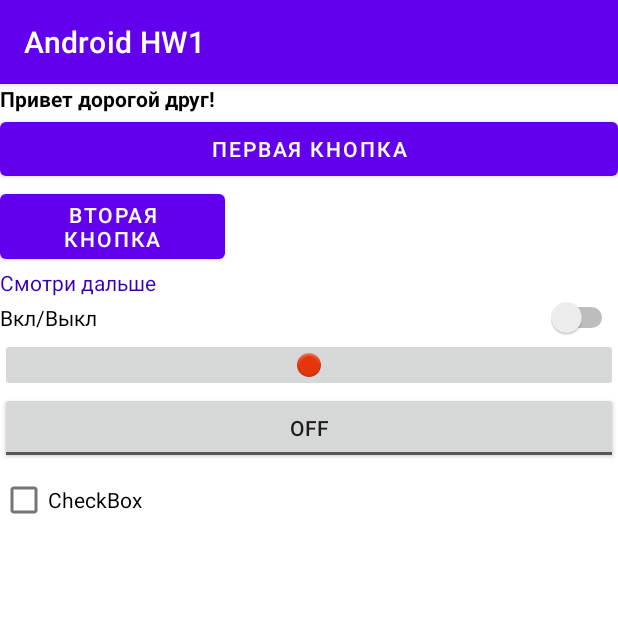
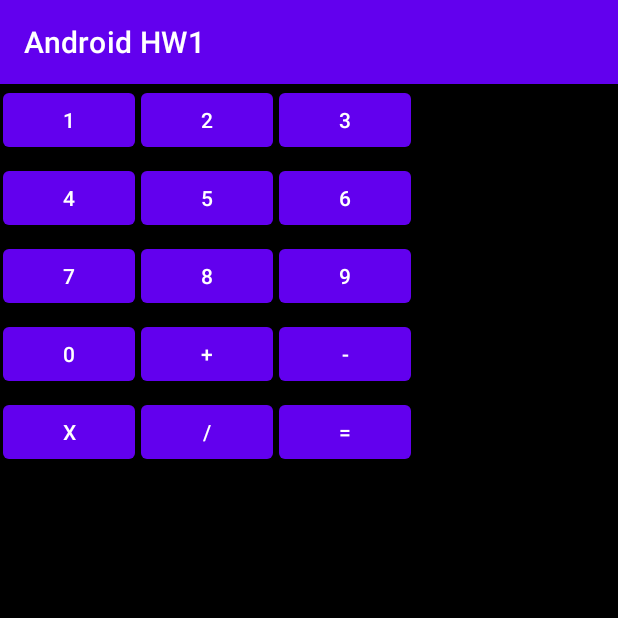
Before and after one commit to KAMAZ22/KAMAZ22, an Android app: the screen it shows after launch (MainActivity), on a phone screen of 412 x 824 dp, the top half of it. Run offline under Robolectric (Android 15) with nearby library versions, the phone set to English and light mode, and no system bars.

Commit message:
Init commit

```diff
--- a/app/src/main/res/layout/activity_main.xml
+++ b/app/src/main/res/layout/activity_main.xml
@@ -1,63 +1,184 @@
 <?xml version="1.0" encoding="utf-8"?>
-<LinearLayout xmlns:android="http://schemas.android.com/apk/res/android"
-    xmlns:app="http://schemas.android.com/apk/res-auto"
-    xmlns:tools="http://schemas.android.com/tools"
+<LinearLayout
+    xmlns:android="http://schemas.android.com/apk/res/android"
+    android:background="@color/black"
     android:layout_width="match_parent"
     android:layout_height="match_parent"
-    android:orientation="vertical"
-    tools:context=".MainActivity">
+    android:orientation="vertical">
 
-    <TextView
-        android:id="@+id/textView"
-        android:layout_width="match_parent"
+    <LinearLayout
+        android:layout_width="wrap_content"
         android:layout_height="wrap_content"
-        android:text="Привет дорогой друг!"
-        android:textColor="@color/black"
-        android:textStyle="bold" />
+        android:orientation="horizontal">
 
-    <Button
-        android:id="@+id/button"
-        android:layout_width="match_parent"
+
+
+        <Button
+            android:id="@+id/button_1"
+            android:layout_width="0dp"
+            android:layout_height="wrap_content"
+            android:layout_gravity="start"
+            android:layout_margin="2dp"
+            android:layout_weight="1"
+            android:text="1" />
+
+        <Button
+            android:id="@+id/button_2"
+            android:layout_width="0dp"
+            android:layout_height="wrap_content"
+            android:layout_gravity="center_horizontal"
+            android:layout_margin="2dp"
+            android:layout_weight="1"
+            android:text="2" />
+
+        <Button
+            android:id="@+id/button_3"
+            android:layout_width="0dp"
+            android:layout_height="wrap_content"
+            android:layout_gravity="end"
+            android:layout_margin="2dp"
+            android:layout_weight="1"
+            android:text="3" />
+
+    </LinearLayout>
+
+    <LinearLayout
+        android:layout_width="wrap_content"
         android:layout_height="wrap_content"
-        android:text="Первая кнопка" />
+        android:orientation="horizontal">
 
-    <Button
-        android:id="@+id/button2"
-        android:layout_width="150dp"
+        <Button
+            android:id="@+id/button_4"
+            android:layout_width="0dp"
+            android:layout_height="wrap_content"
+            android:layout_gravity="start"
+            android:layout_margin="2dp"
+            android:layout_weight="1"
+            android:text="4" />
+
+        <Button
+            android:id="@+id/button_5"
+            android:layout_width="0dp"
+            android:layout_height="wrap_content"
+            android:layout_gravity="center_horizontal"
+            android:layout_margin="2dp"
+            android:layout_weight="1"
+            android:text="5" />
+
+        <Button
+            android:id="@+id/button_6"
+            android:layout_width="0dp"
+            android:layout_height="wrap_content"
+            android:layout_gravity="end"
+            android:layout_margin="2dp"
+            android:layout_weight="1"
+            android:text="6" />
+
+    </LinearLayout>
+
+    <LinearLayout
+        android:layout_width="wrap_content"
         android:layout_height="wrap_content"
-        android:text="Вторая кнопка" />
+        android:orientation="horizontal">
 
-    <TextView
-        android:id="@+id/textView2"
-        android:layout_width="match_parent"
+
+        <Button
+            android:id="@+id/button_7"
+            android:layout_width="0dp"
+            android:layout_height="wrap_content"
+            android:layout_gravity="start"
+            android:layout_margin="2dp"
+            android:layout_weight="1"
+            android:text="7" />
+
+        <Button
+            android:id="@+id/button_8"
+            android:layout_width="0dp"
+            android:layout_height="wrap_content"
+            android:layout_gravity="center_horizontal"
+            android:layout_margin="2dp"
+            android:layout_weight="1"
+            android:text="8" />
+
+        <Button
+            android:id="@+id/button_9"
+            android:layout_width="0dp"
+            android:layout_height="wrap_content"
+            android:layout_gravity="end"
+            android:layout_margin="2dp"
+            android:layout_weight="1"
+            android:text="9" />
+
+    </LinearLayout>
+
+    <LinearLayout
+        android:layout_width="wrap_content"
         android:layout_height="wrap_content"
-        android:textColor="@color/purple_700"
-        android:textStyle="normal"
-        android:text="Смотри дальше" />
+        android:orientation="horizontal">
 
-    <Switch
-        android:id="@+id/switch1"
-        android:layout_width="match_parent"
+        <Button
+            android:id="@+id/button_0"
+            android:layout_width="0dp"
+            android:layout_height="wrap_content"
+            android:layout_gravity="start"
+            android:layout_margin="2dp"
+            android:layout_weight="1"
+            android:text="0" />
+
+        <Button
+            android:id="@+id/button_10"
+            android:layout_width="0dp"
+            android:layout_height="wrap_content"
+            android:layout_gravity="center_horizontal"
+            android:layout_margin="2dp"
+            android:layout_weight="1"
+            android:text="+" />
+
+        <Button
+            android:id="@+id/button_11"
+            android:layout_width="0dp"
+            android:layout_height="wrap_content"
+            android:layout_gravity="end"
+            android:layout_margin="2dp"
+            android:layout_weight="1"
+            android:text="-" />
+
+    </LinearLayout>
+
+    <LinearLayout
+        android:layout_width="wrap_content"
         android:layout_height="wrap_content"
-        android:text="Вкл/Выкл" />
+        android:orientation="horizontal">
 
-    <ImageButton
-        android:id="@+id/imageButton"
-        android:layout_width="match_parent"
-        android:layout_height="wrap_content"
-        app:srcCompat="@android:drawable/ic_notification_overlay" />
 
-    <ToggleButton
-        android:id="@+id/toggleButton"
-        android:layout_width="match_parent"
-        android:layout_height="wrap_content"
-        android:text="ToggleButton" />
+        <Button
+            android:id="@+id/button_12"
+            android:layout_width="0dp"
+            android:layout_height="wrap_content"
+            android:layout_gravity="start"
+            android:layout_margin="2dp"
+            android:layout_weight="1"
+            android:text="x" />
 
-    <CheckBox
-        android:id="@+id/checkBox"
-        android:layout_width="match_parent"
-        android:layout_height="wrap_content"
-        android:text="CheckBox" />
+        <Button
+            android:id="@+id/button_13"
+            android:layout_width="0dp"
+            android:layout_height="wrap_content"
+            android:layout_gravity="center_horizontal"
+            android:layout_margin="2dp"
+            android:layout_weight="1"
+            android:text="/" />
+
+        <Button
+            android:id="@+id/button_14"
+            android:layout_width="0dp"
+            android:layout_height="wrap_content"
+            android:layout_gravity="end"
+            android:layout_margin="2dp"
+            android:layout_weight="1"
+            android:text="=" />
+
+    </LinearLayout>
 
 
 </LinearLayout>
--- a/app/src/main/res/layout/activity_main2.xml
+++ b/app/src/main/res/layout/activity_main2.xml
@@ -1,5 +1,6 @@
 <?xml version="1.0" encoding="utf-8"?>
-<LinearLayout xmlns:android="http://schemas.android.com/apk/res/android"
+<FrameLayout
+    xmlns:android="http://schemas.android.com/apk/res/android"
     xmlns:app="http://schemas.android.com/apk/res-auto"
     xmlns:tools="http://schemas.android.com/tools"
     android:layout_width="match_parent"
@@ -9,24 +10,4 @@
     tools:ignore="ExtraText">
 
 
-    <EditText
-        android:id="@+id/editTextTextPassword"
-        android:layout_width="match_parent"
-        android:layout_height="wrap_content"
-        android:ems="10"
-        android:inputType="textPassword" />
-
-    <EditText
-        android:id="@+id/editTextPhone"
-        android:layout_width="match_parent"
-        android:layout_height="wrap_content"
-        android:ems="10"
-        android:inputType="phone" />
-
-    <TextView
-        android:id="@+id/textView3"
-        android:layout_width="match_parent"
-        android:layout_height="wrap_content"
-        android:text="TextView" />
-
-</LinearLayout>
+</FrameLayout>
```
